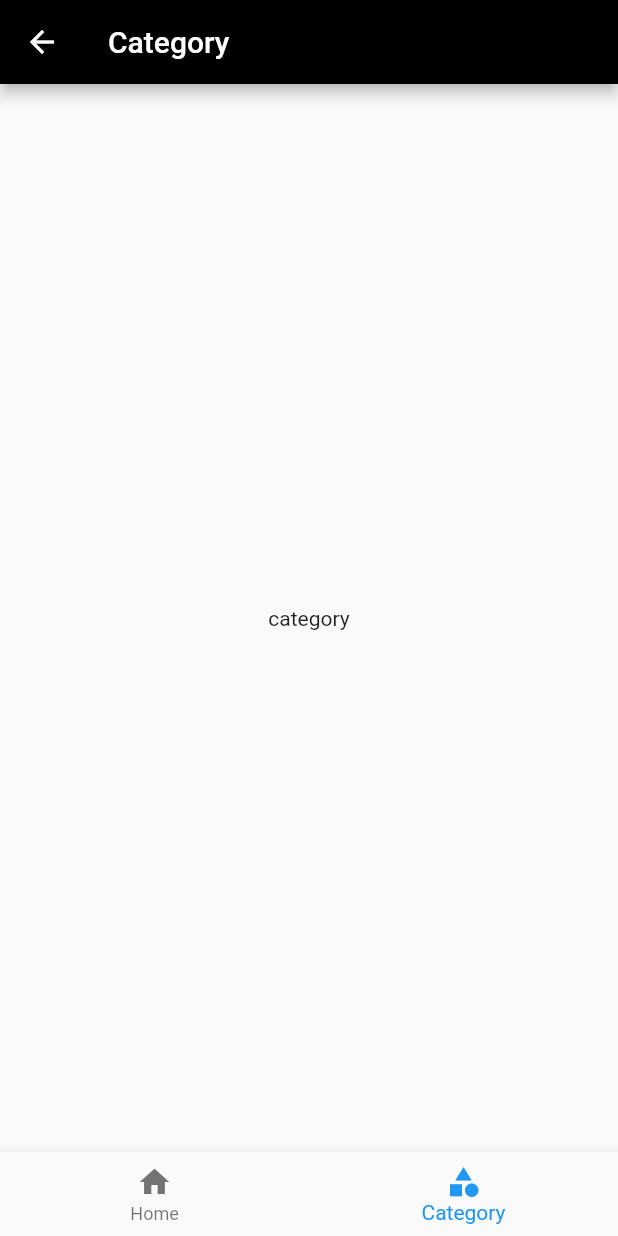
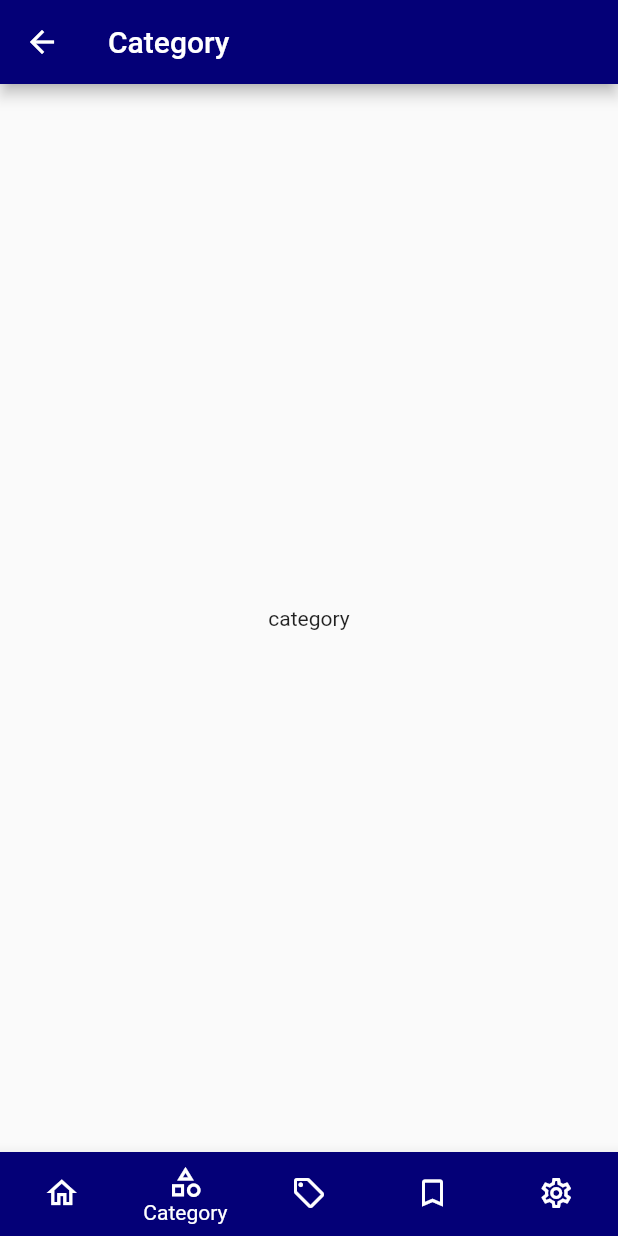
Before and after one commit to digiblade/urban, a Flutter app: the NavigatorPage screen opened directly, item 2 of the bottom bar chosen, on a phone screen of 412 x 824 dp. Run offline on Flutter 3.47's test engine with Material 2 defaults, Android fonts, the phone set to English and light mode, and no system bars.

Commit message:
Home page

```diff
--- a/lib/main.dart
+++ b/lib/main.dart
@@ -21,7 +21,7 @@ class _MyAppState extends State<MyApp> {
   Widget build(BuildContext context) {
     return MaterialApp(
       theme: ThemeData(
-        primaryColor: Colors.black,
+        primaryColor: Color(0xff040077),
         accentColor: Colors.white,
         // backgroundColor: Colors.black,
       ),
--- a/lib/view/Navigator.dart
+++ b/lib/view/Navigator.dart
@@ -25,6 +25,13 @@ class _NavigatorPageState extends State<NavigatorPage> {
         return "Home";
       case 1:
         return "Category";
+      case 2:
+        return "Offers";
+      case 3:
+        return "Orders";
+      case 4:
+        return "Settings";
+
       default:
         return "null";
     }
@@ -44,6 +51,27 @@ class _NavigatorPageState extends State<NavigatorPage> {
             child: Text("category"),
           ),
         );
+      case 2:
+        return AnimatedSwitcher(
+          duration: Duration(milliseconds: 5),
+          child: Center(
+            child: Text("Offers"),
+          ),
+        );
+      case 3:
+        return AnimatedSwitcher(
+          duration: Duration(milliseconds: 5),
+          child: Center(
+            child: Text("Orders"),
+          ),
+        );
+      case 4:
+        return AnimatedSwitcher(
+          duration: Duration(milliseconds: 5),
+          child: Center(
+            child: Text("Settings"),
+          ),
+        );
       default:
         return Text("null");
     }
@@ -59,19 +87,46 @@ class _NavigatorPageState extends State<NavigatorPage> {
         child: pageController(index),
       ),
       bottomNavigationBar: BottomNavigationBar(
+        type: BottomNavigationBarType.fixed,
+        selectedIconTheme: IconThemeData(
+          color: Colors.white,
+        ),
+        selectedItemColor: Colors.white,
+        showUnselectedLabels: false,
+        unselectedIconTheme: IconThemeData(color: Colors.white),
+        backgroundColor: Color(0xff040077),
         currentIndex: index,
         onTap: setIndex,
         items: [
           BottomNavigationBarItem(
+            backgroundColor: Colors.white,
             label: "Home",
             icon: Icon(
-              Icons.home,
+              Icons.home_outlined,
             ),
           ),
           BottomNavigationBarItem(
             label: "Category",
             icon: Icon(
-              Icons.category,
+              Icons.category_outlined,
+            ),
+          ),
+          BottomNavigationBarItem(
+            label: "Offer",
+            icon: Icon(
+              Icons.local_offer_outlined,
+            ),
+          ),
+          BottomNavigationBarItem(
+            label: "Bookings",
+            icon: Icon(
+              Icons.bookmark_border_outlined,
+            ),
+          ),
+          BottomNavigationBarItem(
+            label: "Setting",
+            icon: Icon(
+              Icons.settings_outlined,
             ),
           ),
         ],
```
Also changed, not shown: lib/view/home/Home.Dart (+29 -2 lines).
